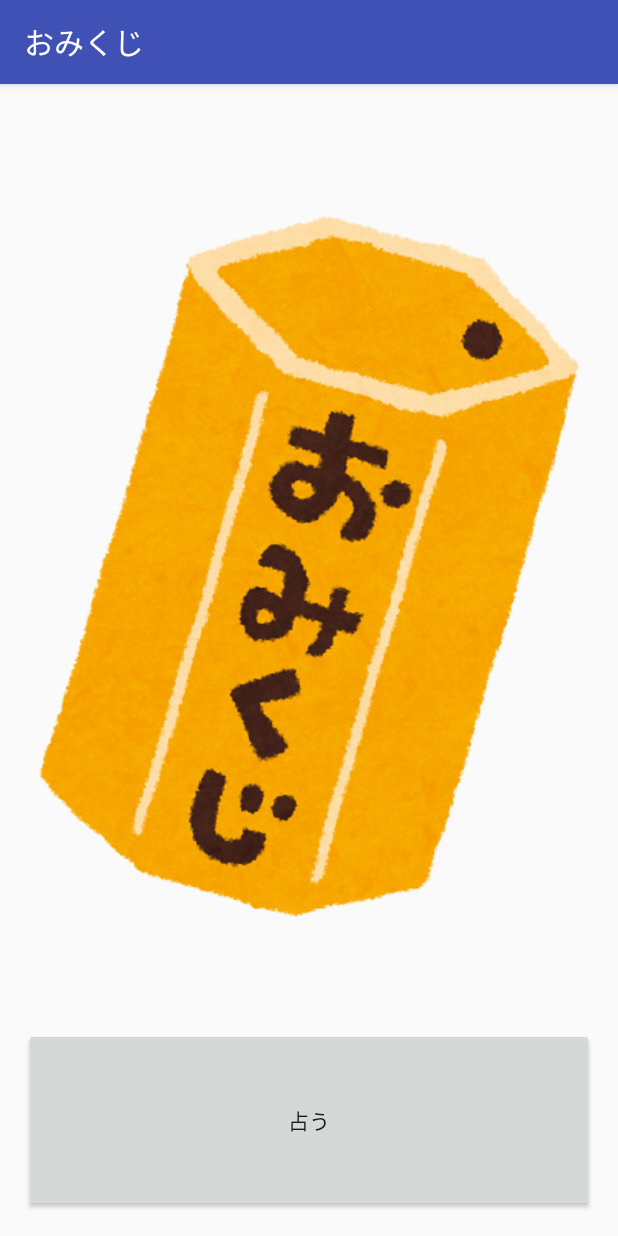
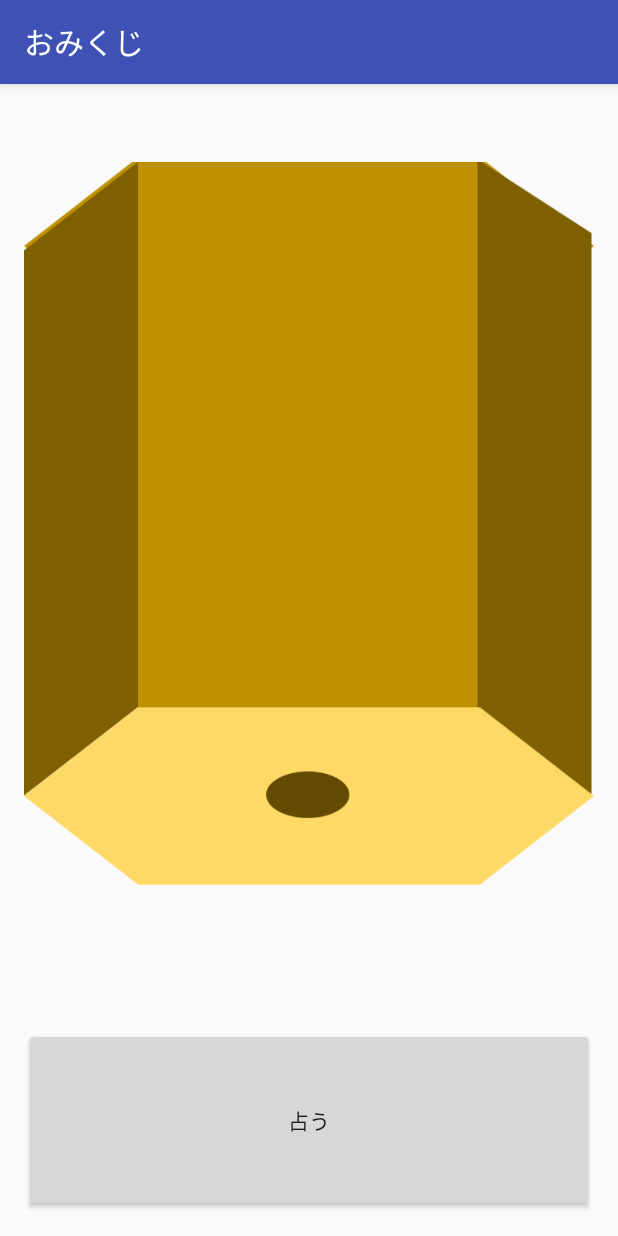
Before and after one commit to kishimotoyk/Omikuji, an Android app: the screen it shows after launch (MainActivity), after a tap on "戻る", on a phone screen of 412 x 824 dp. Run offline under Robolectric (Android 15) with nearby library versions, the phone set to English and light mode, and no system bars; 1 other tap on this screen came first.

Commit message:
画像をとりあえずまとめました

```diff
--- a/app/src/main/java/org/t_robop/kishimoto/omikuji/MainActivity.java
+++ b/app/src/main/java/org/t_robop/kishimoto/omikuji/MainActivity.java
@@ -2,7 +2,6 @@ package org.t_robop.kishimoto.omikuji;
 
 import android.support.v7.app.AppCompatActivity;
 import android.os.Bundle;
-import android.util.Log;
 import android.view.View;
 import android.widget.Button;
 import android.widget.ImageView;
@@ -35,7 +34,7 @@ public class MainActivity extends AppCompatActivity {
 
             //生成した乱数によって場合分け
             if (num == 0) {
-                imageView.setImageResource(R.drawable.daikichitext2);
+                imageView.setImageResource(R.drawable.daikichitext);
             } else if (num == 1) {
                 imageView.setImageResource(R.drawable.tyuukichitext);
             } else if (num == 2) {
@@ -52,7 +51,7 @@ public class MainActivity extends AppCompatActivity {
         }
 
         else if(count == 1){
-            imageView.setImageResource(R.drawable.omkj3);
+            imageView.setImageResource(R.drawable.omkj);
             button.setText("占う");
             count--;
         }
--- a/app/src/main/res/layout/activity_main.xml
+++ b/app/src/main/res/layout/activity_main.xml
@@ -16,7 +16,7 @@
         android:layout_height="match_parent"
         android:id="@+id/imageView"
         android:layout_weight="1"
-        android:src="@drawable/omkj3"/>
+        android:src="@drawable/omkj"/>
 
 
     <Button
```
Also changed, not shown: app/src/main/res/drawable/omkj.png, app/src/main/res/drawable/omkj2.png, app/src/main/res/drawable/omkj3.png (deleted).
